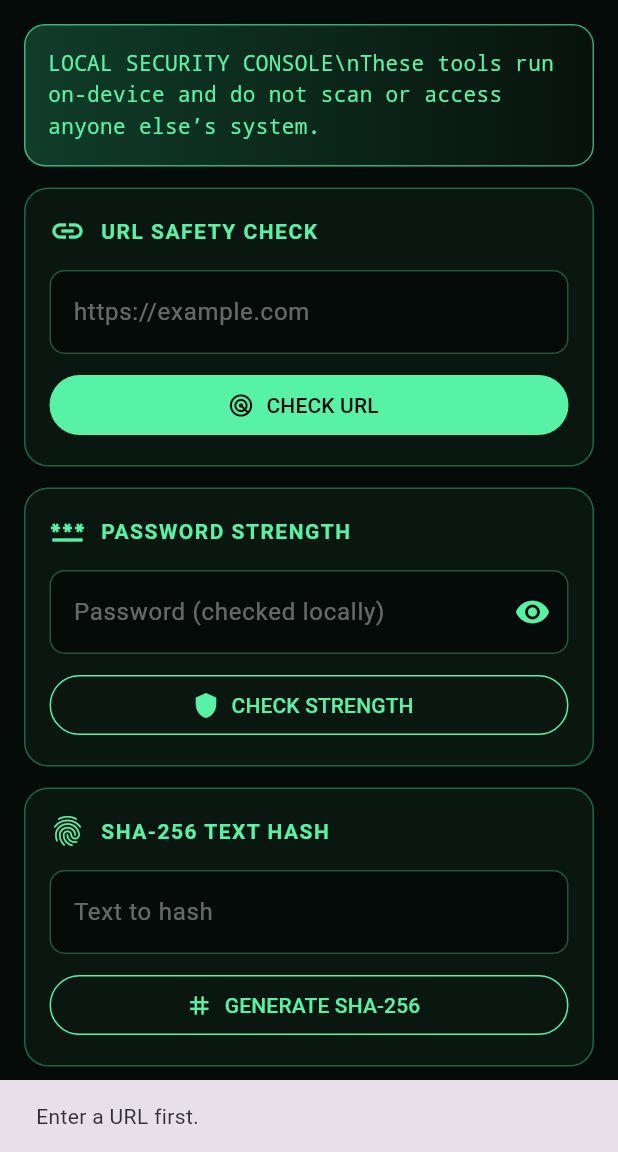
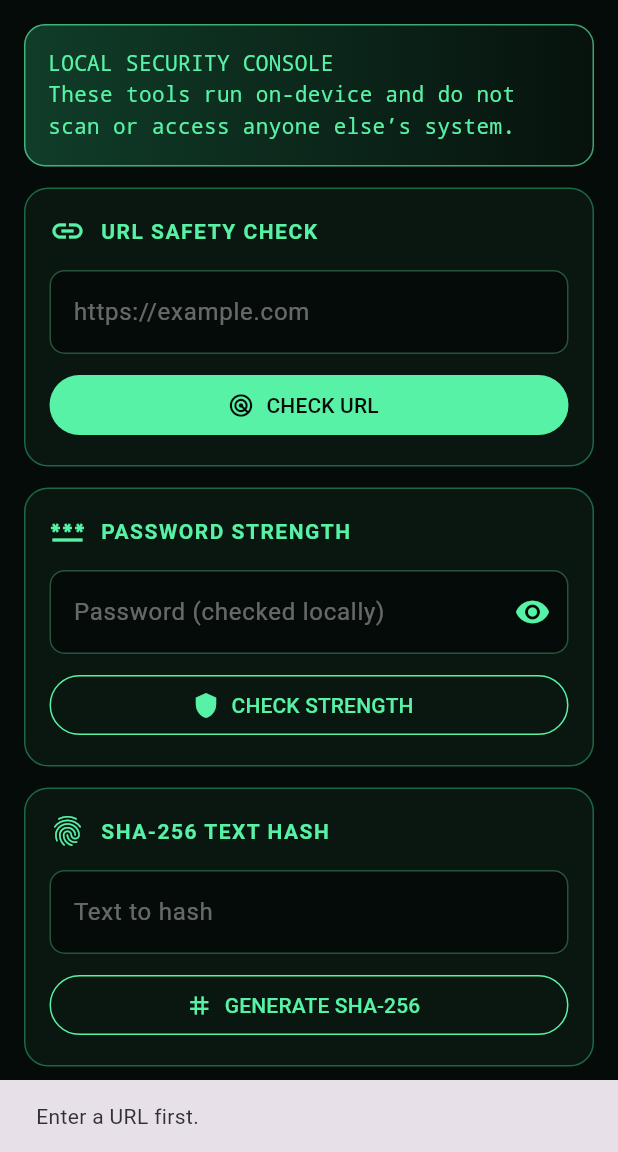
Before and after one commit to yadav429/D-SUPER, a Flutter app: the CyberSecurityLabPage screen opened directly with empty values, after a tap on "CHECK URL", on a phone screen of 412 x 824 dp, the part 84-1236 px from its top. Run offline on Flutter 3.47's test engine with Material 3 defaults, Android fonts, the phone set to English and light mode, and no system bars; our stand-ins replace device_info_plus, file_picker, flutter_secure_storage, flutter_tts, image_picker, local_auth and 3 more; missing offline and left inert: cryptography, mobile_scanner, record; accounts and stored records are empty.

Commit message:
Fix report line breaks in Cyber Lab

```diff
--- a/lib/screens/cyber_security_lab_page.dart
+++ b/lib/screens/cyber_security_lab_page.dart
@@ -52,7 +52,7 @@ class _CyberSecurityLabPageState extends State<CyberSecurityLabPage> {
     }
     final result = warnings.isEmpty
         ? (_hi ? 'कोई सामान्य red flag नहीं मिला। यह सुरक्षित होने की गारंटी नहीं है।' : 'No common red flags detected. This does not guarantee the site is safe.')
-        : '${_hi ? 'चेतावनी' : 'Warnings'}:\\n• ${warnings.join('\\n• ')}\\n\\n${_hi ? 'लिंक खोलने से पहले domain verify करें।' : 'Verify the domain independently before opening it.'}';
+        : '${_hi ? 'चेतावनी' : 'Warnings'}:\n• ${warnings.join('\n• ')}\n\n${_hi ? 'लिंक खोलने से पहले domain verify करें।' : 'Verify the domain independently before opening it.'}';
     setState(() => _urlReport = result);
   }
 
@@ -73,7 +73,7 @@ class _CyberSecurityLabPageState extends State<CyberSecurityLabPage> {
     if (weak.contains(value.toLowerCase())) score = 0;
     final label = score <= 2 ? (_hi ? 'कमज़ोर' : 'Weak') : score <= 4 ? (_hi ? 'मध्यम' : 'Moderate') : (_hi ? 'मज़बूत' : 'Strong');
     setState(() {
-      _passwordReport = '$label  •  $score/6\\n${_hi ? 'लंबा और unique passphrase रखें। यह जाँच केवल इस device पर होती है।' : 'Use a long, unique passphrase. This check runs locally on this device.'}';
+      _passwordReport = '$label  •  $score/6\n${_hi ? 'लंबा और unique passphrase रखें। यह जाँच केवल इस device पर होती है।' : 'Use a long, unique passphrase. This check runs locally on this device.'}';
     });
   }
 
@@ -119,7 +119,7 @@ class _CyberSecurityLabPageState extends State<CyberSecurityLabPage> {
       Container(
         padding: const EdgeInsets.all(15),
         decoration: BoxDecoration(gradient: const LinearGradient(colors: [Color(0xFF103D29), Color(0xFF07120D)]), border: Border.all(color: _green.withValues(alpha: 0.65)), borderRadius: BorderRadius.circular(14)),
-        child: Text(_hi ? 'LOCAL SECURITY CONSOLE\\nये tools आपके device पर काम करते हैं। किसी दूसरे system को scan या access नहीं करते।' : 'LOCAL SECURITY CONSOLE\\nThese tools run on-device and do not scan or access anyone else’s system.', style: const TextStyle(color: _green, height: 1.5, fontFamily: 'monospace')),
+        child: Text(_hi ? 'LOCAL SECURITY CONSOLE\nये tools आपके device पर काम करते हैं। किसी दूसरे system को scan या access नहीं करते।' : 'LOCAL SECURITY CONSOLE\nThese tools run on-device and do not scan or access anyone else’s system.', style: const TextStyle(color: _green, height: 1.5, fontFamily: 'monospace')),
       ),
       const SizedBox(height: 14),
       _section('URL SAFETY CHECK', Icons.link, Column(children: [
```
